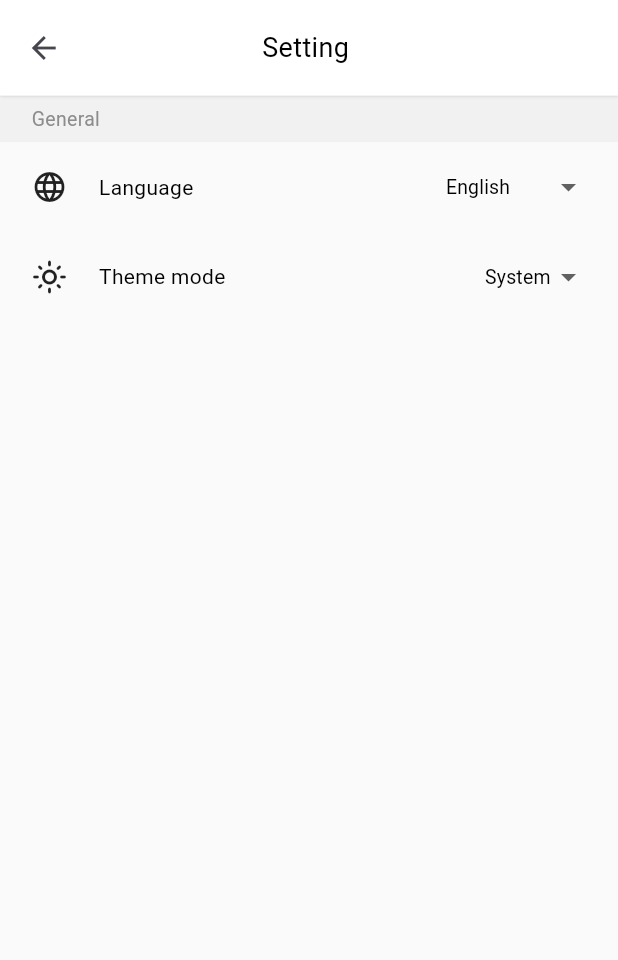
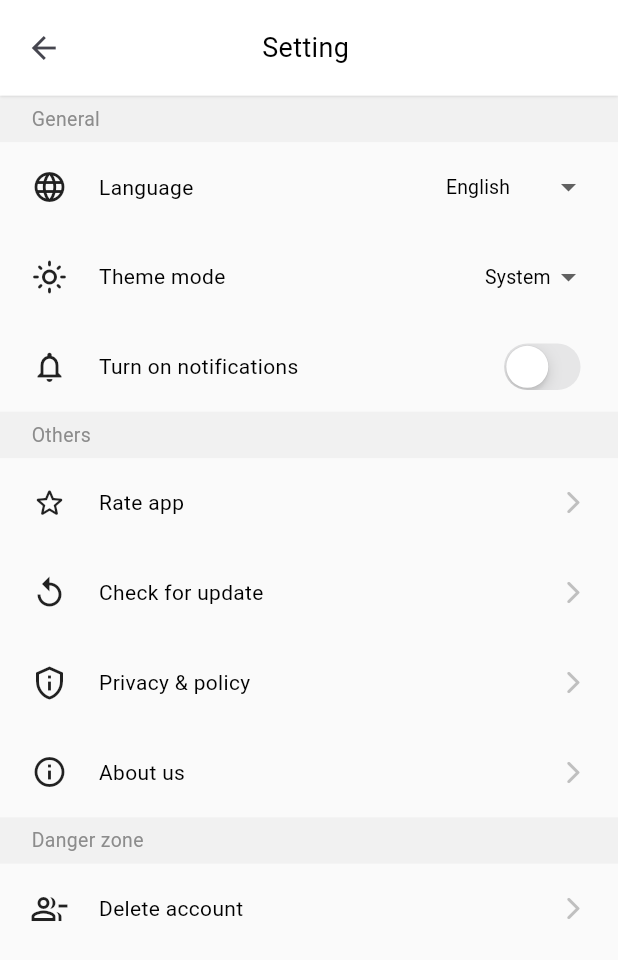
Before and after one commit to hizurk1/vocaday_app, a Flutter app: the SettingPage screen opened by its route, on a phone screen of 412 x 824 dp. Shown: the top 960 px of the screen. Run offline on Flutter 3.47's test engine with Material 3 defaults, Android fonts, the phone set to English and light mode, and no system bars; our stand-ins replace cached_network_image, cloud_firestore, connectivity_plus, dio, easy_localization, equatable and 17 more; accounts and stored records are empty; project files that could hold a hidden picture were left out.

Commit message:
[mod] setting ui

```diff
--- a/lib/app/screens/setting/setting_page.dart
+++ b/lib/app/screens/setting/setting_page.dart
@@ -1,3 +1,4 @@
+import 'package:flutter/cupertino.dart';
 import 'package:flutter/material.dart';
 import 'package:flutter_bloc/flutter_bloc.dart';
 import 'package:flutter_screenutil/flutter_screenutil.dart';
@@ -40,48 +41,151 @@ class SettingPage extends StatelessWidget {
           crossAxisAlignment: CrossAxisAlignment.start,
           mainAxisSize: MainAxisSize.min,
           children: [
-            Container(
-              width: context.screenWidth,
-              padding: EdgeInsets.symmetric(horizontal: 20.w, vertical: 6.h),
-              color: context.greyColor.withOpacity(.15),
-              child: TextCustom(
-                LocaleKeys.setting_general.tr(),
-                style: context.textStyle.caption.grey,
-              ),
-            ),
-            ListTileCustom(
-              width: context.screenWidth,
-              padding: EdgeInsets.symmetric(horizontal: 20.w, vertical: 6.h),
-              leading: const Icon(Icons.language),
-              titlePadding: EdgeInsets.symmetric(horizontal: 20.w),
-              title: TextCustom(
-                LocaleKeys.setting_language.tr(),
-                style: context.textStyle.bodyS.bw,
-              ),
-              trailing: DropdownButton(
-                underline: const SizedBox(),
-                value: context.locale,
-                onChanged: (value) => _onChangedLanguage(value, context),
-                elevation: 1,
-                items: [
-                  DropdownMenuItem(
-                    value: AppLocale.en.instance,
-                    child: TextCustom(
-                      LocaleKeys.app_language_english.tr(),
-                      style: context.textStyle.caption.bw,
-                    ),
-                  ),
-                  DropdownMenuItem(
-                    value: AppLocale.vi.instance,
-                    child: TextCustom(
-                      LocaleKeys.app_language_vietnamese.tr(),
-                      style: context.textStyle.caption.bw,
-                    ),
-                  ),
+            _buildTitle(context, LocaleKeys.setting_general.tr()),
+            _buildLanguage(context),
+            _buildTheme(context),
+            _buildNotification(context),
+            _buildTitle(context, LocaleKeys.setting_others.tr()),
+            _buildRateApp(context),
+            _buildCheckUpdate(context),
+            _buildPrivacyPolicy(context),
+            _buildAboutUs(context),
+            _buildTitle(context, LocaleKeys.setting_danger_zone.tr()),
+            _buildDeleteAcc(context),
           ],
         ),
       ),
-            ListTileCustom(
+    );
+  }
+
+  Widget _buildDeleteAcc(BuildContext context) {
+    return ListTileCustom(
+      minHeight: 60.h,
+      width: context.screenWidth,
+      padding: EdgeInsets.symmetric(horizontal: 20.w, vertical: 18.h),
+      leading: const Icon(
+        Icons.group_remove_outlined,
+      ),
+      titlePadding: EdgeInsets.symmetric(horizontal: 20.w),
+      title: TextCustom(
+        LocaleKeys.setting_delete_acc.tr(),
+        style: context.textStyle.bodyS.bw,
+      ),
+      trailing: Icon(
+        Icons.arrow_forward_ios_rounded,
+        color: context.greyColor,
+        size: 18,
+      ),
+    );
+  }
+
+  Widget _buildAboutUs(BuildContext context) {
+    return ListTileCustom(
+      minHeight: 60.h,
+      width: context.screenWidth,
+      padding: EdgeInsets.symmetric(horizontal: 20.w, vertical: 18.h),
+      leading: const Icon(
+        Icons.info_outline,
+      ),
+      titlePadding: EdgeInsets.symmetric(horizontal: 20.w),
+      title: TextCustom(
+        LocaleKeys.setting_about_us.tr(),
+        style: context.textStyle.bodyS.bw,
+      ),
+      trailing: Icon(
+        Icons.arrow_forward_ios_rounded,
+        color: context.greyColor,
+        size: 18,
+      ),
+    );
+  }
+
+  Widget _buildPrivacyPolicy(BuildContext context) {
+    return ListTileCustom(
+      minHeight: 60.h,
+      width: context.screenWidth,
+      padding: EdgeInsets.symmetric(horizontal: 20.w, vertical: 18.h),
+      leading: const Icon(
+        Icons.privacy_tip_outlined,
+      ),
+      titlePadding: EdgeInsets.symmetric(horizontal: 20.w),
+      title: TextCustom(
+        LocaleKeys.setting_privacy_policy.tr(),
+        style: context.textStyle.bodyS.bw,
+      ),
+      trailing: Icon(
+        Icons.arrow_forward_ios_rounded,
+        color: context.greyColor,
+        size: 18,
+      ),
+    );
+  }
+
+  Widget _buildCheckUpdate(BuildContext context) {
+    return ListTileCustom(
+      minHeight: 60.h,
+      width: context.screenWidth,
+      padding: EdgeInsets.symmetric(horizontal: 20.w, vertical: 18.h),
+      leading: const Icon(
+        Icons.replay_outlined,
+      ),
+      titlePadding: EdgeInsets.symmetric(horizontal: 20.w),
+      title: TextCustom(
+        LocaleKeys.setting_check_for_update.tr(),
+        style: context.textStyle.bodyS.bw,
+      ),
+      trailing: Icon(
+        Icons.arrow_forward_ios_rounded,
+        color: context.greyColor,
+        size: 18,
+      ),
+    );
+  }
+
+  Widget _buildRateApp(BuildContext context) {
+    return ListTileCustom(
+      minHeight: 60.h,
+      width: context.screenWidth,
+      padding: EdgeInsets.symmetric(horizontal: 20.w, vertical: 18.h),
+      leading: const Icon(
+        Icons.star_border_rounded,
+      ),
+      titlePadding: EdgeInsets.symmetric(horizontal: 20.w),
+      title: TextCustom(
+        LocaleKeys.setting_rate_app.tr(),
+        style: context.textStyle.bodyS.bw,
+      ),
+      trailing: Icon(
+        Icons.arrow_forward_ios_rounded,
+        color: context.greyColor,
+        size: 18,
+      ),
+    );
+  }
+
+  Widget _buildNotification(BuildContext context) {
+    return ListTileCustom(
+      minHeight: 60.h,
+      width: context.screenWidth,
+      padding: EdgeInsets.symmetric(horizontal: 20.w, vertical: 6.h),
+      leading: const Icon(
+        Icons.notifications_none,
+      ),
+      titlePadding: EdgeInsets.symmetric(horizontal: 20.w),
+      title: TextCustom(
+        LocaleKeys.setting_turn_on_notification.tr(),
+        style: context.textStyle.bodyS.bw,
+      ),
+      trailing: CupertinoSwitch(
+        value: false,
+        onChanged: (value) {},
+      ),
+    );
+  }
+
+  Widget _buildTheme(BuildContext context) {
+    return ListTileCustom(
+      minHeight: 60.h,
       width: context.screenWidth,
       padding: EdgeInsets.symmetric(horizontal: 20.w, vertical: 6.h),
       leading: Icon(
@@ -123,9 +227,53 @@ class SettingPage extends StatelessWidget {
           ),
         ],
       ),
+    );
+  }
+
+  Widget _buildLanguage(BuildContext context) {
+    return ListTileCustom(
+      minHeight: 60.h,
+      width: context.screenWidth,
+      padding: EdgeInsets.symmetric(horizontal: 20.w, vertical: 6.h),
+      leading: const Icon(Icons.language),
+      titlePadding: EdgeInsets.symmetric(horizontal: 20.w),
+      title: TextCustom(
+        LocaleKeys.setting_language.tr(),
+        style: context.textStyle.bodyS.bw,
+      ),
+      trailing: DropdownButton(
+        underline: const SizedBox(),
+        value: context.locale,
+        onChanged: (value) => _onChangedLanguage(value, context),
+        elevation: 1,
+        items: [
+          DropdownMenuItem(
+            value: AppLocale.en.instance,
+            child: TextCustom(
+              LocaleKeys.app_language_english.tr(),
+              style: context.textStyle.caption.bw,
+            ),
+          ),
+          DropdownMenuItem(
+            value: AppLocale.vi.instance,
+            child: TextCustom(
+              LocaleKeys.app_language_vietnamese.tr(),
+              style: context.textStyle.caption.bw,
+            ),
           ),
         ],
       ),
+    );
+  }
+
+  Widget _buildTitle(BuildContext context, String text) {
+    return Container(
+      width: context.screenWidth,
+      padding: EdgeInsets.symmetric(horizontal: 20.w, vertical: 6.h),
+      color: context.greyColor.withOpacity(.15),
+      child: TextCustom(
+        text,
+        style: context.textStyle.caption.grey,
       ),
     );
   }
--- a/lib/app/widgets/list_tile_custom.dart
+++ b/lib/app/widgets/list_tile_custom.dart
@@ -14,6 +14,7 @@ class ListTileCustom extends StatelessWidget {
     this.decoration,
     this.width,
     this.height,
+    this.minHeight,
   });
 
   final Widget? leading;
@@ -25,6 +26,7 @@ class ListTileCustom extends StatelessWidget {
   final double subTitlePadding;
   final BoxDecoration? decoration;
   final double? width, height;
+  final double? minHeight;
 
   @override
   Widget build(BuildContext context) {
@@ -33,6 +35,11 @@ class ListTileCustom extends StatelessWidget {
       height: height,
       width: width,
       decoration: decoration,
+      constraints: minHeight != null
+          ? BoxConstraints(
+              minHeight: minHeight!,
+            )
+          : null,
       child: Row(
         children: [
           leading ?? const SizedBox(),
```
Lines whose indentation alone changed are shown as unchanged.
